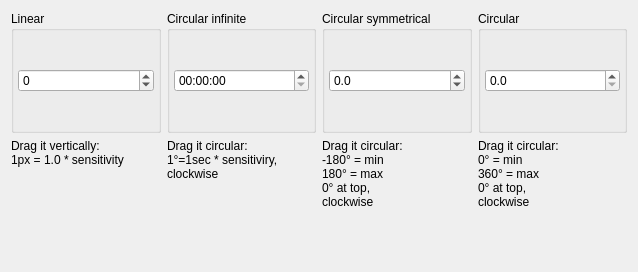
This is example/mainwindow.ui in BertranAsylum/qtinput as Qt 5 draws it before an edit. The edited form follows.
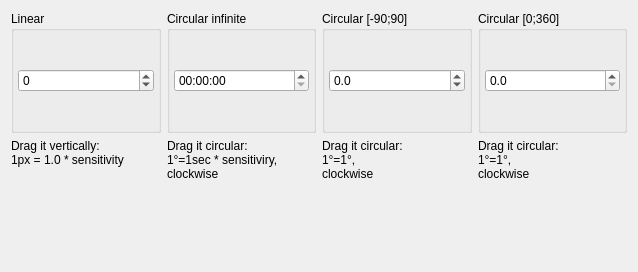
This is the edited form.

```diff
--- a/example/mainwindow.ui
+++ b/example/mainwindow.ui
@@ -118,7 +118,7 @@
       <item>
        <widget class="QGroupBox" name="groupBox_2">
         <property name="title">
-         <string>Circular symmetrical</string>
+         <string>Circular [-90;90]</string>
         </property>
         <layout class="QVBoxLayout" name="verticalLayout_2">
          <property name="leftMargin">
@@ -153,9 +153,7 @@
        <widget class="QLabel" name="label_2">
         <property name="text">
          <string>Drag it circular:
--180° = min
-180° = max
-0° at top,
+1°=1°,
 clockwise</string>
         </property>
         <property name="alignment">
@@ -176,7 +174,7 @@
       <item>
        <widget class="QGroupBox" name="groupBox_3">
         <property name="title">
-         <string>Circular</string>
+         <string>Circular [0;360]</string>
         </property>
         <layout class="QVBoxLayout" name="verticalLayout_3">
          <property name="leftMargin">
@@ -208,9 +206,7 @@
        <widget class="QLabel" name="label_3">
         <property name="text">
          <string>Drag it circular:
-0° = min
-360° = max
-0° at top,
+1°=1°,
 clockwise</string>
         </property>
         <property name="alignment">
```
Left out of the diff: 4 changed lines with no effect on the pictures.
